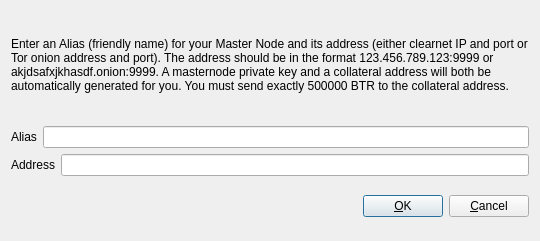
Above: src/qt/forms/addeditadrenalinenode.ui from BitRewardsCoin/BitRewards before the change. Below: the same form after it.
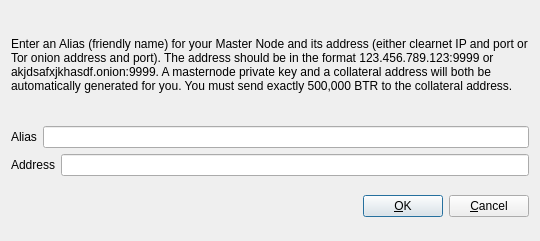
That is the form after the change.

Patch:
```diff
--- a/src/qt/forms/addeditadrenalinenode.ui
+++ b/src/qt/forms/addeditadrenalinenode.ui
@@ -34,7 +34,7 @@
         </sizepolicy>
        </property>
        <property name="text">
-        <string>&lt;html&gt;&lt;head/&gt;&lt;body&gt;&lt;p&gt;Enter an Alias (friendly name) for your Master Node and its address (either clearnet IP and port or Tor onion address and port).  The address should be in the format 123.456.789.123:9999 or akjdsafxjkhasdf.onion:9999.  A masternode private key and a collateral address will both be automatically generated for you.  You must send exactly 500000 BTR to the collateral address.&lt;/p&gt;&lt;/body&gt;&lt;/html&gt;</string>
+        <string>&lt;html&gt;&lt;head/&gt;&lt;body&gt;&lt;p&gt;Enter an Alias (friendly name) for your Master Node and its address (either clearnet IP and port or Tor onion address and port).  The address should be in the format 123.456.789.123:9999 or akjdsafxjkhasdf.onion:9999.  A masternode private key and a collateral address will both be automatically generated for you.  You must send exactly 500,000 BTR to the collateral address.&lt;/p&gt;&lt;/body&gt;&lt;/html&gt;</string>
        </property>
        <property name="wordWrap">
         <bool>true</bool>
```
